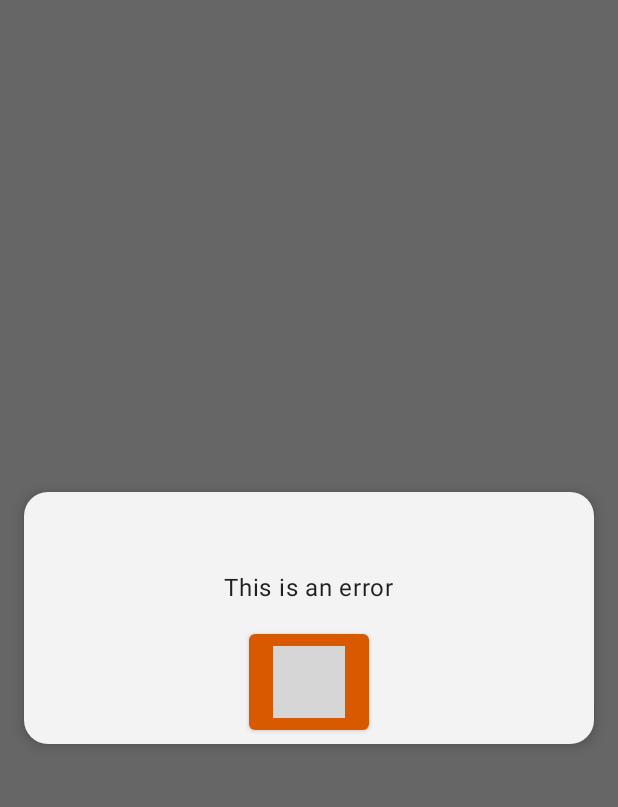
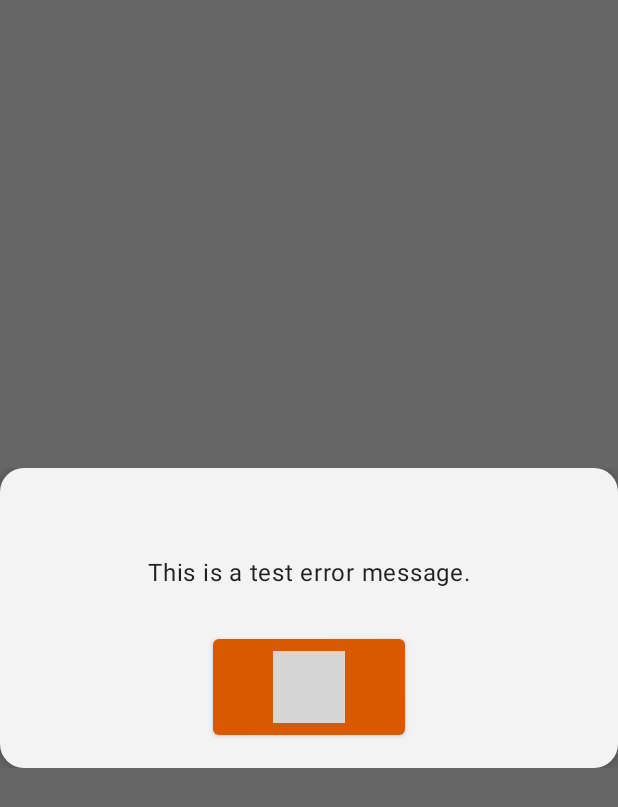
Before and after one commit to mXaln/usfm-commenter, an Android app built with Jetpack Compose: the @Preview function ErrorDialogPreview, on a phone screen of 412 x 824 dp. Shown: the top 807 px of the screen. Run offline under Robolectric (Android 15) with nearby library versions, the phone set to English and light mode, and no system bars; our stand-ins replace Compose Multiplatform resources; libraries missing offline, so code that uses them is left out: androidx.compose.desktop; 1 statement that could not run was skipped; grey boxes are pictures that could not be loaded.

Commit message:
lots of design improvements

```diff
--- a/composeApp/src/commonMain/kotlin/org/mxaln/compose/ui/BookScreen.kt
+++ b/composeApp/src/commonMain/kotlin/org/mxaln/compose/ui/BookScreen.kt
@@ -38,7 +38,7 @@ data class BookScreen(private val book: Book) : Screen {
         var selectedVerse by remember { mutableStateOf<Verse?>(null) }
 
         Scaffold(
-            topBar = { TopNavigationBar("${book.name} (${book.slug})") }
+            topBar = { TopNavigationBar("${book.name} [${book.slug}]") }
         ) {
             LazyColumn(
                 verticalArrangement = Arrangement.spacedBy(16.dp),
--- a/composeApp/src/commonMain/kotlin/org/mxaln/compose/ui/HomeScreen.kt
+++ b/composeApp/src/commonMain/kotlin/org/mxaln/compose/ui/HomeScreen.kt
@@ -28,6 +28,7 @@ import io.github.vinceglb.filekit.compose.rememberFilePickerLauncher
 import io.github.vinceglb.filekit.core.PickerType
 import org.jetbrains.compose.resources.stringResource
 import org.mxaln.compose.ui.control.BookCard
+import org.mxaln.compose.ui.control.EmptyBookCard
 import org.mxaln.compose.ui.control.ImportFloatingMenu
 import org.mxaln.compose.ui.control.MenuItem
 import org.mxaln.compose.ui.dialog.ConfirmDialog
@@ -72,7 +73,7 @@ class HomeScreen : Screen {
             Column(
                 modifier = Modifier
                     .fillMaxWidth()
-                    .padding(start = 32.dp, end = 116.dp),
+                    .padding(horizontal = 32.dp),
                 verticalArrangement = Arrangement.spacedBy(16.dp)
             ) {
                 LazyColumn(
@@ -87,6 +88,7 @@ class HomeScreen : Screen {
                             onDelete = { viewModel.deleteBook(book) }
                         )
                     }
+                    item { EmptyBookCard() }
                 }
             }
 
--- a/composeApp/src/commonMain/kotlin/org/mxaln/compose/ui/TopNavigationBar.kt
+++ b/composeApp/src/commonMain/kotlin/org/mxaln/compose/ui/TopNavigationBar.kt
@@ -2,20 +2,22 @@ package org.mxaln.compose.ui
 
 import androidx.compose.material.Icon
 import androidx.compose.material.IconButton
-import androidx.compose.material.Text
 import androidx.compose.material.TopAppBar
 import androidx.compose.material.icons.Icons
 import androidx.compose.material.icons.automirrored.filled.ArrowBack
 import androidx.compose.runtime.Composable
 import cafe.adriel.voyager.navigator.LocalNavigator
 import cafe.adriel.voyager.navigator.currentOrThrow
+import org.mxaln.compose.ui.control.SingleLineText
 
 @Composable
 fun TopNavigationBar(title: String) {
     val navigator = LocalNavigator.currentOrThrow
 
     TopAppBar(
-        title = { Text(title) },
+        title = {
+            SingleLineText(title)
+        },
         navigationIcon = {
             IconButton(onClick = { navigator.pop() }) {
                 Icon(
--- a/composeApp/src/commonMain/kotlin/org/mxaln/compose/ui/dialog/ErrorDialog.kt
+++ b/composeApp/src/commonMain/kotlin/org/mxaln/compose/ui/dialog/ErrorDialog.kt
@@ -3,10 +3,16 @@ package org.mxaln.compose.ui.dialog
 import androidx.compose.desktop.ui.tooling.preview.Preview
 import androidx.compose.foundation.layout.Arrangement
 import androidx.compose.foundation.layout.Column
+import androidx.compose.foundation.layout.Spacer
 import androidx.compose.foundation.layout.defaultMinSize
 import androidx.compose.foundation.layout.fillMaxWidth
+import androidx.compose.foundation.layout.height
+import androidx.compose.foundation.layout.heightIn
 import androidx.compose.foundation.layout.padding
+import androidx.compose.foundation.layout.width
+import androidx.compose.foundation.rememberScrollState
 import androidx.compose.foundation.shape.RoundedCornerShape
+import androidx.compose.foundation.verticalScroll
 import androidx.compose.material.Button
 import androidx.compose.material.Card
 import androidx.compose.material.Text
@@ -28,20 +34,27 @@ fun ErrorDialog(
 ) {
     Dialog(onDismissRequest = onDismiss) {
         Card(
-            modifier = Modifier
-                .fillMaxWidth()
-                .defaultMinSize(minHeight = 200.dp)
-                .padding(16.dp),
+            modifier = Modifier.fillMaxWidth()
+                .defaultMinSize(minHeight = 200.dp),
             shape = RoundedCornerShape(16.dp),
             elevation = 5.dp
         ) {
             Column(
                 verticalArrangement = Arrangement.SpaceAround,
-                horizontalAlignment = Alignment.CenterHorizontally
+                horizontalAlignment = Alignment.CenterHorizontally,
+                modifier = Modifier.padding(16.dp)
             ) {
                 Text("")
-                Text(error)
-                Button(onClick = onDismiss) {
+                Text(
+                    text = error,
+                    modifier = Modifier.heightIn(max = 300.dp)
+                        .verticalScroll(rememberScrollState())
+                )
+                Spacer(modifier = Modifier.height(8.dp))
+                Button(
+                    onClick = onDismiss,
+                    modifier = Modifier.width(128.dp)
+                ) {
                     Text(stringResource(Res.string.ok))
                 }
             }
@@ -54,7 +67,7 @@ fun ErrorDialog(
 fun ErrorDialogPreview() {
     MainAppTheme(themeColors = LightColors) {
         ErrorDialog(
-            error = "This is an error",
+            error = "This is a test error message.",
             onDismiss = {}
         )
     }
--- a/composeApp/src/commonMain/kotlin/org/mxaln/compose/ui/theme/Theme.kt
+++ b/composeApp/src/commonMain/kotlin/org/mxaln/compose/ui/theme/Theme.kt
@@ -11,18 +11,18 @@ import androidx.compose.ui.graphics.Color
 val LightColors = lightColors(
     primary = Color(0xFFd85900),
     primaryVariant = Color(0xFFB44A00),
-    secondary = Color(0xFF8CBAD1),
+    secondary = Color(0xFF3384AD),
     background = Color(0xFFF3F3F3),
     surface = Color(0xFFF3F3F3),
     onPrimary = Color(0xFFF3F3F3),
-    onSecondary = Color.Black,
+    onSecondary = Color.White,
     onSurface = Color.Black
 )
 
 val DarkColors = darkColors(
     primary = Color(0xFFE08500),
     primaryVariant = Color(0xFFBC7000),
-    secondary = Color(0xFF607D8B),
+    secondary = Color(0xFF4496BD),
     background = Color(0xFF19191A),
     surface = Color(0xFF19191A),
     onPrimary = Color.White,
```
Also changed, not shown: composeApp/src/commonMain/kotlin/org/mxaln/compose/ui/control/BookCard.kt (+15 -6 lines), composeApp/src/commonMain/kotlin/org/mxaln/compose/ui/control/ChapterCard.kt (+8 -2 lines), composeApp/src/commonMain/kotlin/org/mxaln/compose/ui/control/EmptyBookCard.kt (added, +34 -0 lines), composeApp/src/commonMain/kotlin/org/mxaln/compose/ui/control/SingleLineText.kt (added, +19 -0 lines), composeApp/src/commonMain/kotlin/org/mxaln/compose/ui/dialog/CommentDialog.kt (+12 -7 lines), composeApp/src/commonMain/kotlin/org/mxaln/compose/ui/dialog/ConfirmDialog.kt (+14 -10 lines), composeApp/src/commonMain/kotlin/org/mxaln/compose/ui/dialog/ImportApiDialog.kt (+6 -2 lines).
